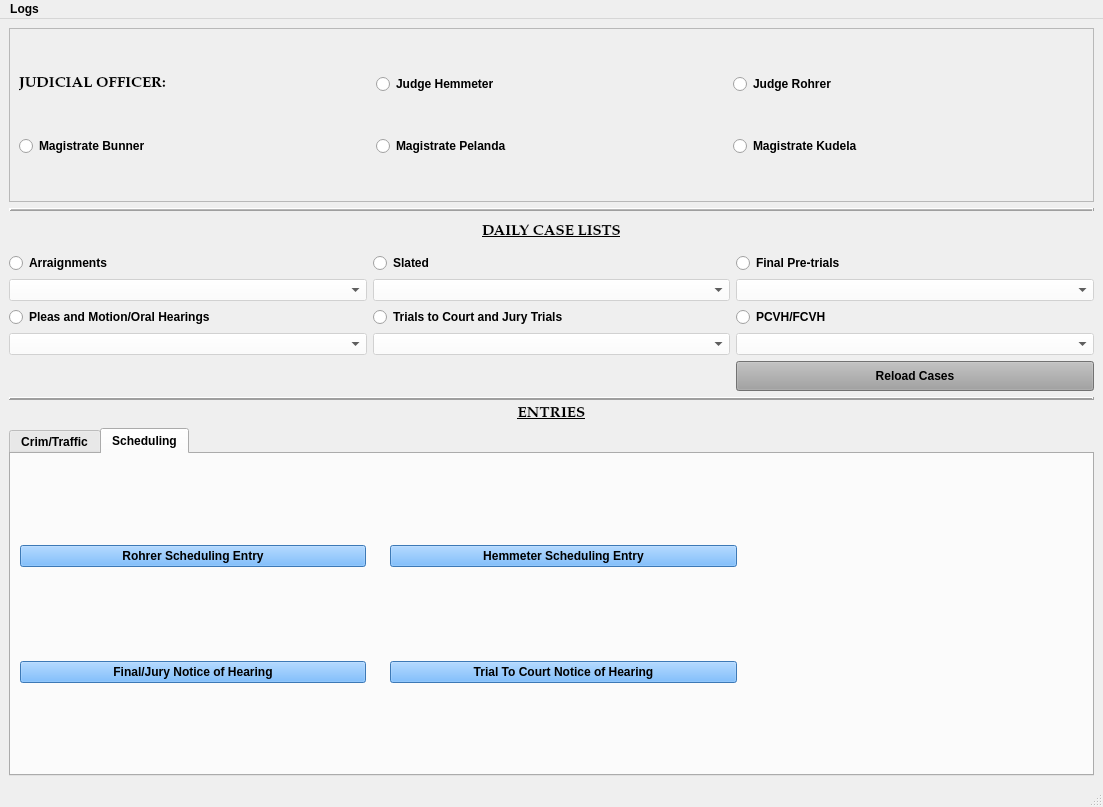
Before: the Qt Designer form package/views/ui/MainWindow.ui in HunterProgram22/MuniEntry, drawn with Qt 5.
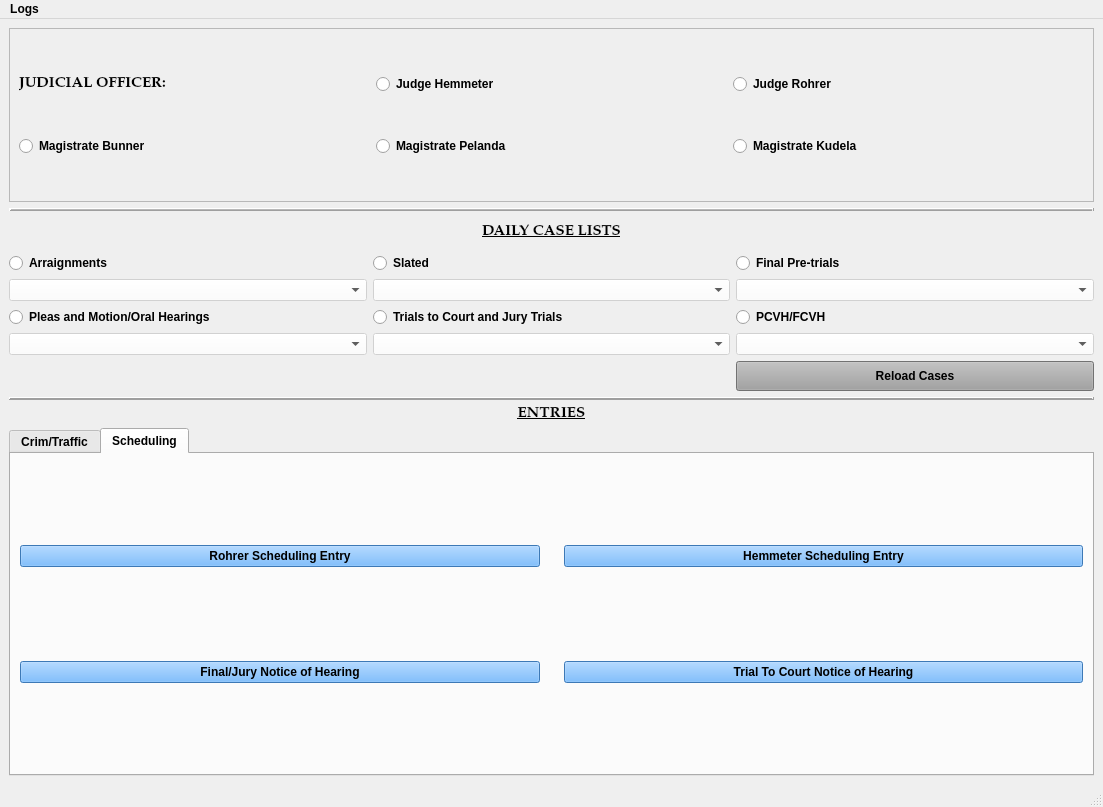
After: the same form once the commit is applied. The open tabs and pages were chosen to show the change. Custom widgets are drawn as their Qt base class.

Commit message: Rest Crim/Traffic to first tab open.

Patch:
```diff
--- a/package/views/ui/MainWindow.ui
+++ b/package/views/ui/MainWindow.ui
@@ -704,7 +704,7 @@
          <attribute name="title">
           <string>Scheduling</string>
          </attribute>
-         <layout class="QGridLayout" name="gridLayout_4" columnstretch="1,1,1">
+         <layout class="QGridLayout" name="gridLayout_4" columnstretch="1,1">
           <property name="horizontalSpacing">
            <number>24</number>
           </property>
```
Left out of the diff: 2 changed lines with no effect on the pictures. The commit also changes 1 other file.
